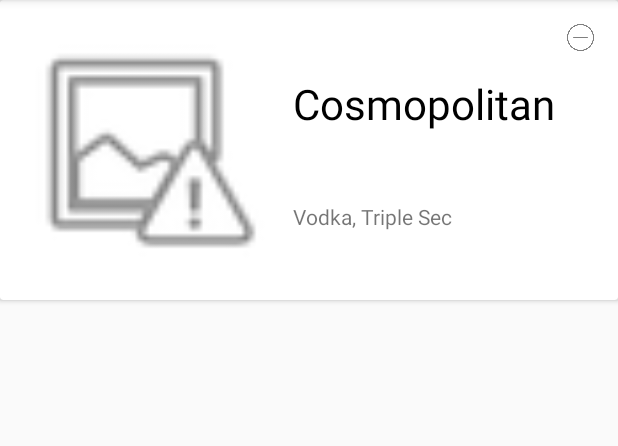
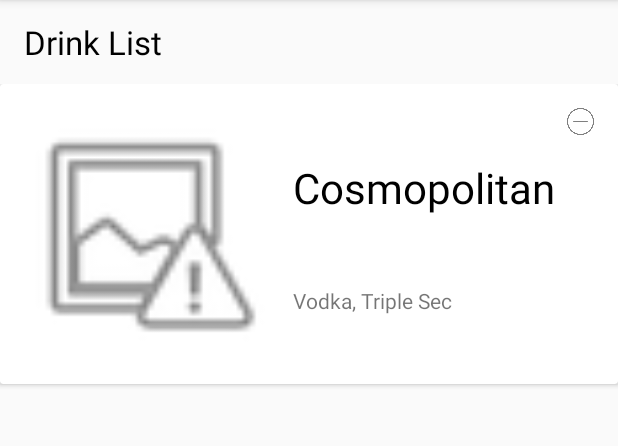
Before and after one commit to ThinkingDobby/CocktailBar, an Android app: the screen it shows after launch (ListActivity), after a tap on "포스트 추가", on a phone screen of 412 x 824 dp, the part 84-530 px from its top. Run offline under Robolectric (Android 15) with nearby library versions, the phone set to English and light mode, and no system bars; our stand-ins replace Room's generated code; 1 statement that could not run was skipped.

Commit message:
최적화 중 임시 저장(1)

```diff
--- a/app/src/main/java/com/thinkingdobby/cocktailbar/AddActivity.kt
+++ b/app/src/main/java/com/thinkingdobby/cocktailbar/AddActivity.kt
@@ -38,7 +38,7 @@ class AddActivity : AppCompatActivity() {
                 val addThread = Thread(addRunnable)
                 addThread.start()
 
-                val intent = Intent(this, ListActivity::class.java) // 추가 후 액티비티 추후 결정
+                val intent = Intent(this, ListActivity::class.java)
                 startActivity(intent)
                 finish()
                 return true
--- a/app/src/main/res/layout/activity_add.xml
+++ b/app/src/main/res/layout/activity_add.xml
@@ -22,7 +22,6 @@
             android:text="Add Drink"
             android:textSize="22sp"
             android:textColor="@android:color/black"/>
-
     </androidx.appcompat.widget.Toolbar>
 
     <ImageView
--- a/app/src/main/res/layout/activity_list.xml
+++ b/app/src/main/res/layout/activity_list.xml
@@ -6,10 +6,28 @@
     android:layout_height="match_parent"
     tools:context=".ListActivity">
 
+    <androidx.appcompat.widget.Toolbar
+        android:id="@+id/list_tb"
+        android:layout_width="match_parent"
+        android:layout_height="wrap_content"
+        android:minHeight="?attr/actionBarSize"
+        android:theme="?attr/actionBarTheme"
+        app:layout_constraintTop_toTopOf="parent"
+        app:layout_constraintStart_toStartOf="parent">
+
+        <TextView
+            android:layout_width="wrap_content"
+            android:layout_height="wrap_content"
+            android:text="Drink List"
+            android:textSize="22sp"
+            android:textColor="@android:color/black"/>
+    </androidx.appcompat.widget.Toolbar>
+
     <androidx.recyclerview.widget.RecyclerView
         android:id="@+id/list_rv"
         android:layout_width="match_parent"
-        android:layout_height="match_parent"
+        android:layout_height="0dp"
+        app:layout_constraintBottom_toBottomOf="parent"
         app:layout_constraintStart_toStartOf="parent"
-        app:layout_constraintTop_toTopOf="parent" />
+        app:layout_constraintTop_toBottomOf="@id/list_tb" />
 </androidx.constraintlayout.widget.ConstraintLayout>
--- /dev/null
+++ b/app/src/main/res/menu/menu_toadd.xml
@@ -0,0 +1,4 @@
+<?xml version="1.0" encoding="utf-8"?>
+<menu xmlns:android="http://schemas.android.com/apk/res/android">
+
+</menu>
```
Also changed, not shown: app/src/main/java/com/thinkingdobby/cocktailbar/ListActivity.kt (+25 -0 lines).
